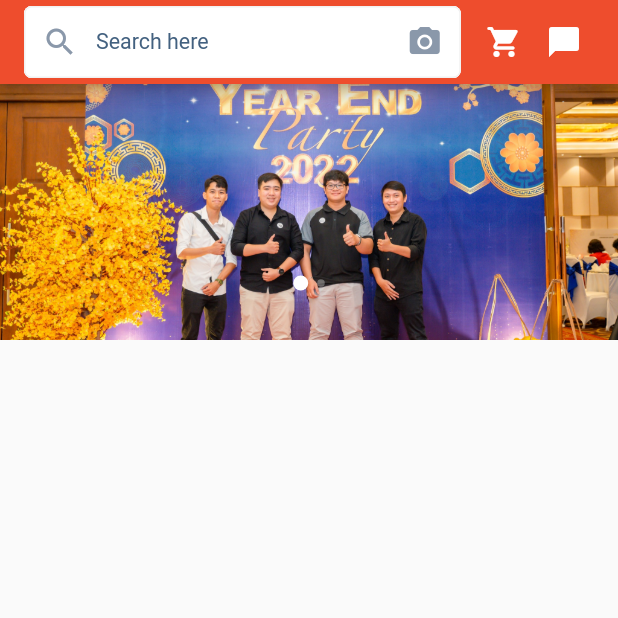
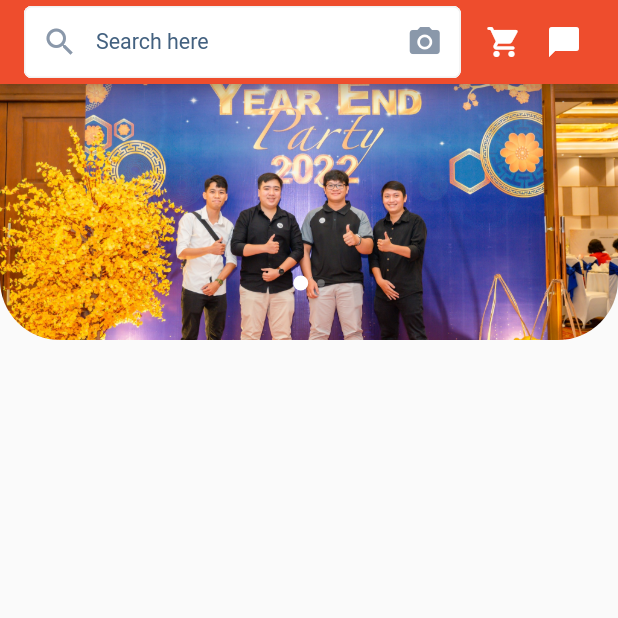
Before and after one commit to hailongqng/shopee_fake, a Flutter app: the screen it shows after launch, on a phone screen of 412 x 824 dp, the top half of it. Run offline on Flutter 3.47's test engine with Material 2 defaults, Android fonts, the phone set to English and light mode, and no system bars; drawn by our look-alikes of card_swiper; our stand-ins replace dio, flutter_screenutil, flutter_svg, rxdart.

Commit message:
Border radius image.

```diff
--- a/lib/app/pages/home/home_screen.dart
+++ b/lib/app/pages/home/home_screen.dart
@@ -68,17 +68,8 @@ class _HomeScreenState extends State<HomeScreen> {
       ),
       body: Column(
         children: [
-          Expanded(
+          Flexible(
             flex: 2,
-            // child:
-            // Container(
-            //   decoration: const BoxDecoration(
-            //     color: Colors.red,
-            //     borderRadius: BorderRadius.only(
-            //       bottomLeft: Radius.circular(30),
-            //       bottomRight: Radius.circular(30),
-            //     ),
-            //   ),
             child: Swiper.children(
               autoplay: true,
               pagination: const SwiperPagination(
@@ -89,19 +80,30 @@ class _HomeScreenState extends State<HomeScreen> {
                       size: 5.0,
                       activeSize: 10.0)),
               children: <Widget>[
-                  Image.asset(
+                ClipRRect(
+                  borderRadius: const BorderRadius.only(
+                    bottomRight: Radius.circular(40.0),
+                    bottomLeft: Radius.circular(40.0),
+                  ),
+                  child: Image.asset(
                     AppAssets.imgSecondPanel,
                     fit: BoxFit.cover,
                   ),
-                  Image.asset(
+                ),
+                ClipRRect(
+                  borderRadius: const BorderRadius.only(
+                    bottomRight: Radius.circular(30.0),
+                    bottomLeft: Radius.circular(30.0),
+                  ),
+                  child: Image.asset(
                     AppAssets.imgThirdPanel,
                     fit: BoxFit.cover,
+                  ),
                 ),
               ],
             ),
           ),
-          // ),
-          const Expanded(
+          const Flexible(
             flex: 7,
             child: SizedBox(),
           )
```
Lines whose indentation alone changed are shown as unchanged.
